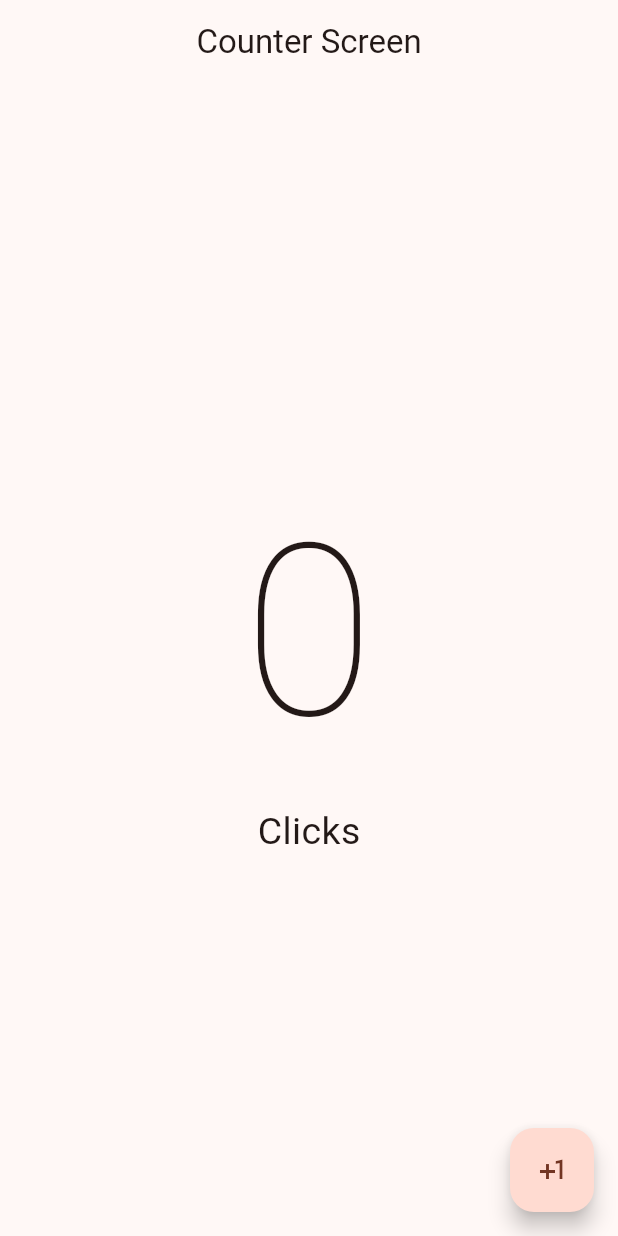
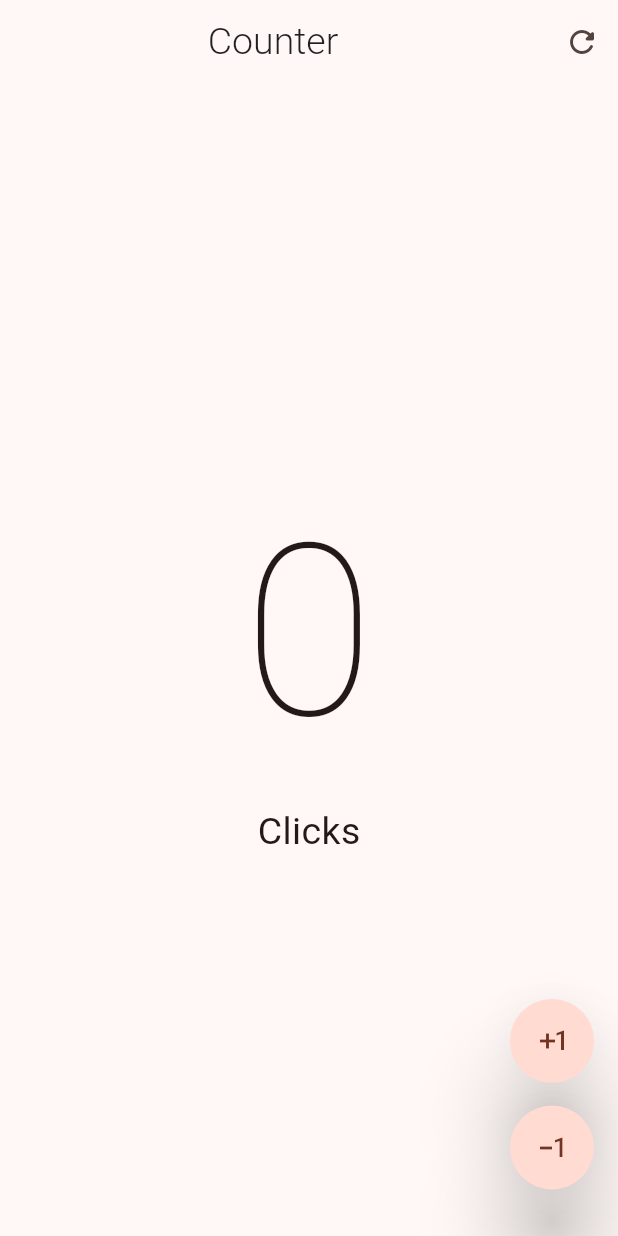
Before and after one commit to SergioNahin/Aplicacion_Conteo, a Flutter app: the screen it shows after launch, on a phone screen of 412 x 824 dp. Run offline on Flutter 3.47's test engine with Material 3 defaults, Android fonts, the phone set to English and light mode, and no system bars.

Commit message:
WidgetPersonalizado_Botones_add_less_restart_App_Finalizada

```diff
--- a/contador_app/lib/main.dart
+++ b/contador_app/lib/main.dart
@@ -1,4 +1,4 @@
-import 'package:contador_app/presentation/screen/Counters/counter_screen.dart';
+import 'package:contador_app/presentation/screen/Counters/counter_function_screen.dart';
 import 'package:flutter/material.dart';
 
 void main() {
@@ -17,7 +17,7 @@ class MyApp extends StatelessWidget {
         colorSchemeSeed: Colors.deepOrange //color palette
 
       ),
-      home:const CounterScreen()
+      home:const CounterFunctionsScreen()
     );
   }
 }
--- /dev/null
+++ b/contador_app/lib/presentation/screen/Counters/counter_function_screen.dart
@@ -0,0 +1,91 @@
+import 'package:flutter/material.dart';
+
+class CounterFunctionsScreen extends StatefulWidget {
+  const CounterFunctionsScreen({super.key});
+
+  @override
+  State<CounterFunctionsScreen> createState() => _CounterFunctionsScreenState();
+}
+
+class _CounterFunctionsScreenState extends State<CounterFunctionsScreen> {
+  //Declaration variable
+  int clickCounter = 0;
+
+  @override
+  Widget build(BuildContext context) {
+    return Scaffold(
+        appBar: AppBar(
+          title: const Center(child: Text('Counter', style: TextStyle(fontWeight: FontWeight.w300, fontSize: 25, color: Colors.black87),)),
+          actions: [
+            IconButton(
+              icon: const Icon(Icons.refresh_rounded),
+              onPressed: () {
+                setState(() {
+                  clickCounter = 0;
+                });
+              },
+            )
+          ],
+        ),
+        body: Center(
+          child: Column(
+            mainAxisAlignment: MainAxisAlignment.center,
+            children: [
+              Text(
+                '$clickCounter',
+                style:
+                    const TextStyle(fontSize: 160, fontWeight: FontWeight.w100),
+              ),
+              Text(
+                'Click${clickCounter == 1 ? '' : 's'}',
+                style: const TextStyle(fontSize: 25),
+              )
+            ],
+          ),
+        ),
+        floatingActionButton: Column(
+          mainAxisAlignment: MainAxisAlignment.end,
+          children: [
+            CustomButton(
+              icon: Icons.exposure_plus_1_outlined,
+              onPressed: () {
+                setState(() {
+                  clickCounter++;
+                });
+              },
+            ),
+            const SizedBox(
+              height: 15,
+            ),
+            CustomButton(
+              icon: Icons.exposure_minus_1_outlined,
+              onPressed: () {
+                setState(() {
+                  if (clickCounter == 0) return;
+                  clickCounter--;
+                });
+              },
+            ),
+            const SizedBox(
+              height: 15,
+            ),
+          ],
+        ));
+  }
+}
+
+class CustomButton extends StatelessWidget {
+  final IconData icon;
+  final VoidCallback? onPressed;
+  const CustomButton({
+    super.key,
+    required this.icon,
+    this.onPressed,
+  });
+
+  @override
+  Widget build(BuildContext context) {
+    return FloatingActionButton(
+        shape: const StadiumBorder(), elevation: 25, enableFeedback: true, onPressed: onPressed, child: Icon(icon));
+  }
+}
```
